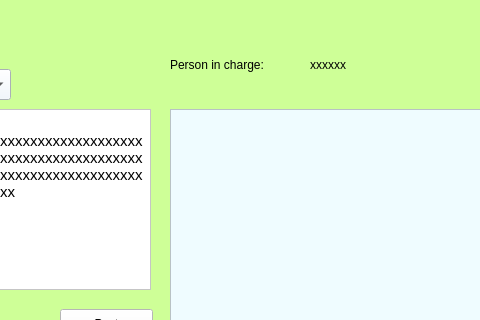
The window that management_tool.ui (A1phaMark/COEN275_Project_ui) describes before a commit, drawn with Qt 5; both pictures show x 199 to 679 and y 0 to 320 of the 821 by 600 pixel window.
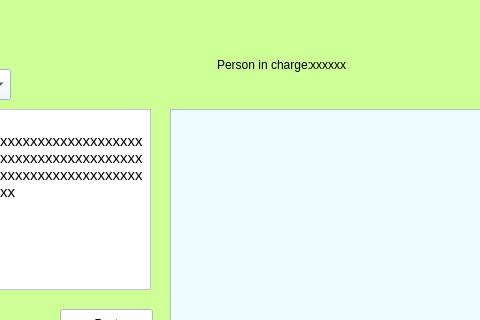
The same window after the commit. The open tabs and pages were chosen to show the change.

What changed in the file:
```diff
--- a/management_tool.ui
+++ b/management_tool.ui
@@ -903,6 +903,9 @@
         <property name="text">
          <string>Person in charge:</string>
         </property>
+        <property name="alignment">
+         <set>Qt::AlignRight|Qt::AlignTrailing|Qt::AlignVCenter</set>
+        </property>
        </widget>
        <widget class="QLabel" name="workerLabel">
         <property name="geometry">
```
Left out of the diff: 8 changed lines with no effect on the pictures.
